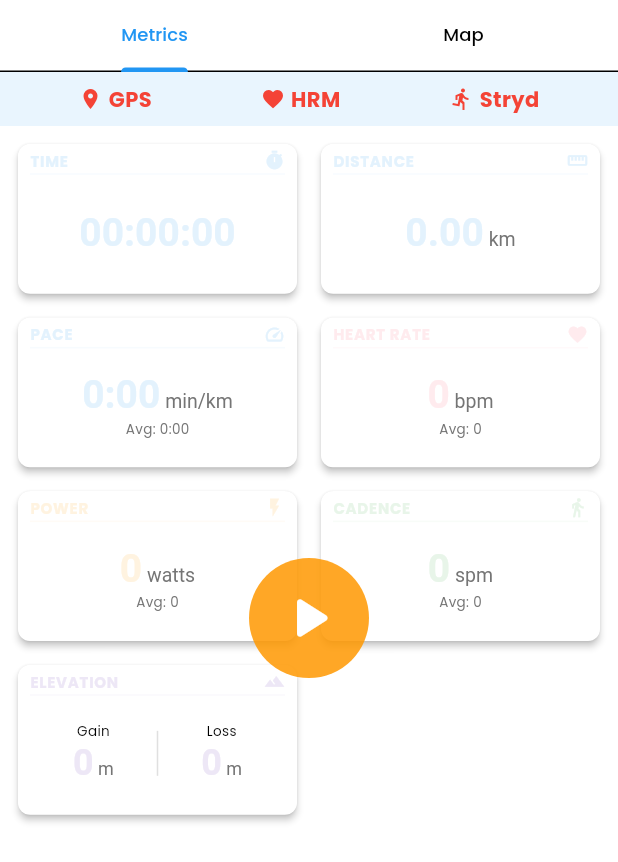
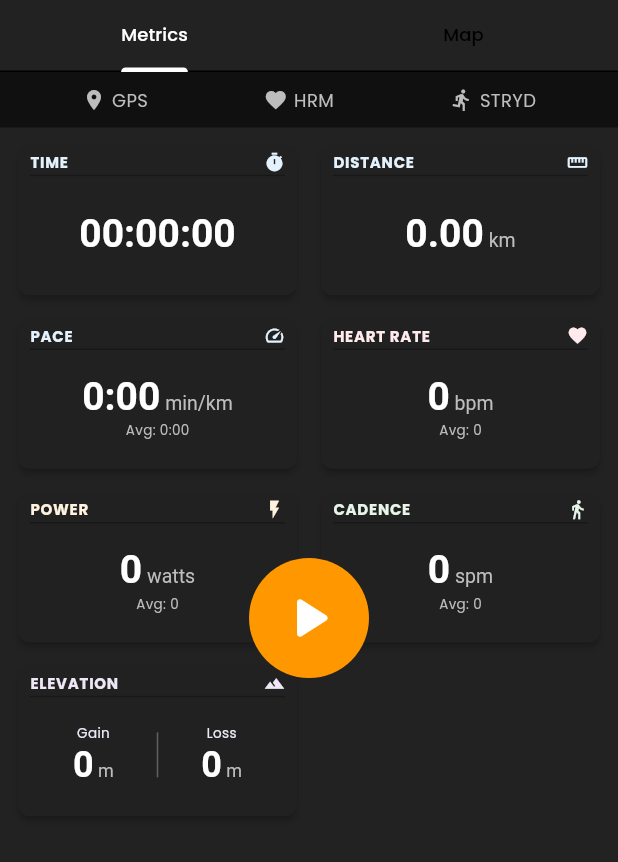
Before and after one commit to jtlab-studio/volt_one, a Flutter app: the StartActivityScreen screen opened directly, on a phone screen of 412 x 824 dp. Shown: the top 862 px of the screen. Run offline on Flutter 3.47's test engine with Material 3 defaults, Android fonts, the phone set to English and light mode, and no system bars; our stand-ins replace flutter_riverpod.

Commit message:
Further improvements

```diff
--- a/lib/modules/activity/screens/start_activity_screen.dart
+++ b/lib/modules/activity/screens/start_activity_screen.dart
@@ -26,6 +26,15 @@ class _StartActivityScreenState extends ConsumerState<StartActivityScreen>
   void initState() {
     super.initState();
     _tabController = TabController(length: 2, vsync: this);
+
+    // For demonstration, connect some sensors after a delay
+    Future.delayed(const Duration(seconds: 2), () {
+      ref.read(gpsConnectedProvider.notifier).state = true;
+    });
+
+    Future.delayed(const Duration(seconds: 3), () {
+      ref.read(heartRateConnectedProvider.notifier).state = true;
+    });
   }
 
   @override
@@ -40,6 +49,7 @@ class _StartActivityScreenState extends ConsumerState<StartActivityScreen>
     final activityState = ref.watch(activityStateProvider);
 
     return Scaffold(
+      backgroundColor: Colors.black87, // Dark background for the entire screen
       // Removed app bar to avoid duplicate title
       body: Stack(
         children: [
@@ -52,13 +62,13 @@ class _StartActivityScreenState extends ConsumerState<StartActivityScreen>
                   Tab(text: localizations.translate('metrics')),
                   Tab(text: localizations.translate('map')),
                 ],
-                // Makes the tab bar visible in light mode
-                labelColor: Theme.of(context).primaryColor,
-                indicatorColor: Theme.of(context).primaryColor,
+                // Makes the tab bar visible in dark mode
+                labelColor: Colors.white,
+                indicatorColor: Colors.white,
               ),
 
-              // Sensor status bar
-              const SensorStatusBar(),
+              // Use the demo version for better interaction
+              const SensorStatusBarDemo(),
 
               // Tab content
               Expanded(
@@ -83,8 +93,8 @@ class _StartActivityScreenState extends ConsumerState<StartActivityScreen>
                   width: 80,
                   decoration: BoxDecoration(
                     shape: BoxShape.circle,
-                    color: orangeColor
-                        .withOpacity(0.85), // Orange with transparency
+                    color: orangeColor.withValues(
+                        alpha: 0.85 * 255), // Orange with transparency
                   ),
                   child: IconButton(
                     iconSize: 48,
@@ -204,7 +214,10 @@ class _StartActivityScreenState extends ConsumerState<StartActivityScreen>
                 children: [
                   Text(
                     localizations.translate('elevation_gain'),
-                    style: const TextStyle(fontSize: 9),
+                    style: TextStyle(
+                      fontSize: 9,
+                      color: AppColors.elevationCardColor, // Colored label
+                    ),
                   ),
                   RichText(
                     text: TextSpan(
@@ -214,14 +227,14 @@ class _StartActivityScreenState extends ConsumerState<StartActivityScreen>
                           style: TextStyle(
                             fontWeight: FontWeight.bold,
                             fontSize: 24, // Increased font size to match others
-                            color: AppColors.elevationCardColor,
+                            color: Colors.white, // White for dark background
                           ),
                         ),
                         TextSpan(
                           text: ' m',
                           style: TextStyle(
                             fontSize: 12, // 50% of value size
-                            color: Colors.grey[600],
+                            color: Colors.grey[400], // Lighter grey for dark
                           ),
                         ),
                       ],
@@ -232,14 +245,17 @@ class _StartActivityScreenState extends ConsumerState<StartActivityScreen>
               Container(
                 height: 30,
                 width: 1,
-                color: Colors.grey[300],
+                color: Colors.grey[700], // Darker divider for dark mode
               ),
               Column(
                 mainAxisAlignment: MainAxisAlignment.center,
                 children: [
                   Text(
                     localizations.translate('elevation_loss'),
-                    style: const TextStyle(fontSize: 9),
+                    style: TextStyle(
+                      fontSize: 9,
+                      color: AppColors.elevationCardColor, // Colored label
+                    ),
                   ),
                   RichText(
                     text: TextSpan(
@@ -249,14 +265,14 @@ class _StartActivityScreenState extends ConsumerState<StartActivityScreen>
                           style: TextStyle(
                             fontWeight: FontWeight.bold,
                             fontSize: 24, // Increased font size to match others
-                            color: AppColors.elevationCardColor,
+                            color: Colors.white, // White for dark background
                           ),
                         ),
                         TextSpan(
                           text: ' m',
                           style: TextStyle(
                             fontSize: 12, // 50% of value size
-                            color: Colors.grey[600],
+                            color: Colors.grey[400], // Lighter grey for dark
                           ),
                         ),
                       ],
@@ -313,10 +329,10 @@ class _StartActivityScreenState extends ConsumerState<StartActivityScreen>
           ),
         ),
 
-        // Map placeholder
+        // Map placeholder - darker for dark mode
         Expanded(
           child: Container(
-            color: Colors.grey[300],
+            color: Colors.grey[900], // Darker for dark mode
             child: Center(
               child: Column(
                 mainAxisAlignment: MainAxisAlignment.center,
@@ -325,7 +341,8 @@ class _StartActivityScreenState extends ConsumerState<StartActivityScreen>
                   const SizedBox(height: 16),
                   Text(
                     'Map will be displayed here',
-                    style: TextStyle(color: Colors.grey[600]),
+                    style: TextStyle(
+                        color: Colors.grey[400]), // Lighter text for dark mode
                   ),
                 ],
               ),
@@ -464,14 +481,25 @@ class _StartActivityScreenState extends ConsumerState<StartActivityScreen>
     showDialog(
       context: context,
       builder: (context) => AlertDialog(
-        title: Text(localizations.translate('discard_activity')),
-        content: Text(localizations.translate('discard_confirmation')),
+        backgroundColor: Colors.grey[850], // Dark dialog
+        title: Text(
+          localizations.translate('discard_activity'),
+          style: TextStyle(color: Colors.white), // White text
+        ),
+        content: Text(
+          localizations.translate('discard_confirmation'),
+          style: TextStyle(color: Colors.white70), // Light gray text
+        ),
         actions: [
           TextButton(
             onPressed: () {
               Navigator.pop(context);
             },
-            child: Text(localizations.translate('cancel')),
+            child: Text(
+              localizations.translate('cancel'),
+              style:
+                  TextStyle(color: Colors.grey[400]), // Light gray for cancel
+            ),
           ),
           TextButton(
             onPressed: () {
--- a/lib/shared/widgets/metric_card.dart
+++ b/lib/shared/widgets/metric_card.dart
@@ -3,7 +3,7 @@ import 'package:flutter/material.dart';
 class MetricCard extends StatelessWidget {
   final String title;
   final String value;
-  final String? unit; // Added separate unit parameter
+  final String? unit;
   final String? subtitle;
   final Widget? customContent;
   final Color backgroundColor;
@@ -14,26 +14,24 @@ class MetricCard extends StatelessWidget {
     super.key,
     required this.title,
     required this.value,
-    this.unit, // Optional unit text that will be displayed smaller
+    this.unit,
     this.subtitle,
     this.customContent,
     required this.backgroundColor,
     required this.icon,
-    this.height = 70, // Reduced from 140 by 50%
+    this.height = 70,
   });
 
   @override
   Widget build(BuildContext context) {
-    // Using a uniform background color for all cards
-    final uniformColor = Colors.white;
+    final darkColor = const Color(0xFF212121);
 
     return Card(
       elevation: 2,
-      color: uniformColor,
+      color: darkColor,
       child: Container(
         height: height,
-        padding: const EdgeInsets.symmetric(
-            horizontal: 8, vertical: 4), // Reduced vertical padding
+        padding: const EdgeInsets.symmetric(horizontal: 8, vertical: 4),
         child: Column(
           crossAxisAlignment: CrossAxisAlignment.start,
           children: [
@@ -43,29 +41,34 @@ class MetricCard extends StatelessWidget {
               children: [
                 Expanded(
                   child: Text(
-                    title.toUpperCase(), // Explicit uppercase for the title
+                    title.toUpperCase(),
                     maxLines: 1,
                     style: TextStyle(
-                      color:
-                          backgroundColor, // Use the background color for the title too
+                      color: backgroundColor,
                       fontWeight: FontWeight.bold,
-                      fontSize: 10, // Keep small for compact display
-                      letterSpacing:
-                          0.5, // Added letter spacing for better readability
+                      fontSize: 10,
+                      letterSpacing: 0.5,
                     ),
-                    overflow: TextOverflow.ellipsis, // Handle long names
+                    overflow: TextOverflow.ellipsis,
                   ),
                 ),
-                Icon(icon, size: 14, color: backgroundColor), // Colored icon
+                Icon(icon, size: 14, color: backgroundColor),
               ],
             ),
 
+            // Divider using color with adjusted alpha
             Divider(
-                height: 4,
-                thickness: 1,
-                color: backgroundColor.withOpacity(0.3)), // Colored divider
+              height: 4,
+              thickness: 1,
+              color: Color.fromARGB(
+                76,
+                backgroundColor.r.toInt(),
+                backgroundColor.g.toInt(),
+                backgroundColor.b.toInt(),
+              ),
+            ),
 
-            // Either custom content or standard value display
+            // Value and optional subtitle or custom content
             Expanded(
               child: customContent ??
                   Center(
@@ -80,16 +83,16 @@ class MetricCard extends StatelessWidget {
                                 text: value,
                                 style: TextStyle(
                                   fontWeight: FontWeight.bold,
-                                  fontSize: 26, // Further increased (was 22)
-                                  color: backgroundColor, // Colored text
+                                  fontSize: 26,
+                                  color: Colors.white,
                                 ),
                               ),
                               if (unit != null)
                                 TextSpan(
                                   text: ' $unit',
                                   style: TextStyle(
-                                    fontSize: 13, // 50% of value text
-                                    color: Colors.grey[600],
+                                    fontSize: 13,
+                                    color: Colors.grey[400],
                                   ),
                                 ),
                             ],
@@ -101,8 +104,8 @@ class MetricCard extends StatelessWidget {
                             child: Text(
                               subtitle!,
                               style: TextStyle(
-                                fontSize: 9, // Keep small for subtitle
-                                color: Colors.grey[600],
+                                fontSize: 9,
+                                color: Colors.grey[400],
                               ),
                               overflow: TextOverflow.ellipsis,
                             ),
--- a/lib/shared/widgets/sensor_status_bar.dart
+++ b/lib/shared/widgets/sensor_status_bar.dart
@@ -15,41 +15,160 @@ class SensorStatusBar extends ConsumerWidget {
     final isHrmConnected = ref.watch(heartRateConnectedProvider);
     final isStrydConnected = ref.watch(strydConnectedProvider);
 
+    // Use the same orange color as the start button
+    final orangeColor = Colors.orange;
+    // Default color for disconnected sensors that matches the dark theme
+    final disconnectedColor = Colors.grey[400];
+
     return Container(
-      padding: const EdgeInsets.symmetric(vertical: 8, horizontal: 16),
-      color: Theme.of(context)
-          .primaryColor
-          .withAlpha(25), // Using withAlpha instead of withOpacity
+      padding: const EdgeInsets.symmetric(vertical: 10, horizontal: 16),
+      color:
+          Colors.black54, // Slightly lighter than the background for contrast
       child: Row(
         mainAxisAlignment: MainAxisAlignment.spaceAround,
         children: [
-          _buildIndicator(context, 'GPS', isGpsConnected, Icons.location_on),
-          _buildIndicator(context, 'HRM', isHrmConnected, Icons.favorite),
           _buildIndicator(
-              context, 'Stryd', isStrydConnected, Icons.directions_run),
+            context,
+            'GPS',
+            isGpsConnected,
+            Icons.location_on,
+            connectedColor: orangeColor,
+            disconnectedColor: disconnectedColor!,
+          ),
+          _buildIndicator(
+            context,
+            'HRM',
+            isHrmConnected,
+            Icons.favorite,
+            connectedColor: orangeColor,
+            disconnectedColor: disconnectedColor,
+          ),
+          _buildIndicator(
+            context,
+            'STRYD',
+            isStrydConnected,
+            Icons.directions_run,
+            connectedColor: orangeColor,
+            disconnectedColor: disconnectedColor,
+          ),
         ],
       ),
     );
   }
 
   Widget _buildIndicator(
-      BuildContext context, String label, bool isConnected, IconData icon) {
+      BuildContext context, String label, bool isConnected, IconData icon,
+      {required Color connectedColor, required Color disconnectedColor}) {
     return Row(
       children: [
         Icon(
           icon,
           size: 16,
-          color: isConnected ? Colors.green : Colors.red,
+          color: isConnected ? connectedColor : disconnectedColor,
         ),
         const SizedBox(width: 4),
         Text(
           label,
           style: TextStyle(
-            color: isConnected ? Colors.green : Colors.red,
-            fontWeight: FontWeight.bold,
+            color: isConnected ? connectedColor : disconnectedColor,
+            fontWeight: isConnected ? FontWeight.bold : FontWeight.normal,
+            fontSize: 12,
           ),
         ),
       ],
     );
   }
 }
+
+// For demonstration purposes, let's add a demo version with toggleable connections
+class SensorStatusBarDemo extends ConsumerWidget {
+  const SensorStatusBarDemo({super.key});
+
+  @override
+  Widget build(BuildContext context, WidgetRef ref) {
+    final isGpsConnected = ref.watch(gpsConnectedProvider);
+    final isHrmConnected = ref.watch(heartRateConnectedProvider);
+    final isStrydConnected = ref.watch(strydConnectedProvider);
+
+    // Use the same orange color as the start button
+    final orangeColor = Colors.orange;
+    // Default color for disconnected sensors that matches the dark theme
+    final disconnectedColor = Colors.grey[400];
+
+    return Container(
+      padding: const EdgeInsets.symmetric(vertical: 10, horizontal: 16),
+      color:
+          Colors.black54, // Slightly lighter than the background for contrast
+      child: Row(
+        mainAxisAlignment: MainAxisAlignment.spaceAround,
+        children: [
+          _buildToggleableIndicator(
+            context,
+            ref,
+            'GPS',
+            isGpsConnected,
+            Icons.location_on,
+            gpsConnectedProvider,
+            connectedColor: orangeColor,
+            disconnectedColor: disconnectedColor!,
+          ),
+          _buildToggleableIndicator(
+            context,
+            ref,
+            'HRM',
+            isHrmConnected,
+            Icons.favorite,
+            heartRateConnectedProvider,
+            connectedColor: orangeColor,
+            disconnectedColor: disconnectedColor,
+          ),
+          _buildToggleableIndicator(
+            context,
+            ref,
+            'STRYD',
+            isStrydConnected,
+            Icons.directions_run,
+            strydConnectedProvider,
+            connectedColor: orangeColor,
+            disconnectedColor: disconnectedColor,
+          ),
+        ],
+      ),
+    );
+  }
+
+  Widget _buildToggleableIndicator(
+      BuildContext context,
+      WidgetRef ref,
+      String label,
+      bool isConnected,
+      IconData icon,
+      StateProvider<bool> provider,
+      {required Color connectedColor,
+      required Color disconnectedColor}) {
+    return InkWell(
+      onTap: () {
+        // Toggle connection state
+        ref.read(provider.notifier).state = !isConnected;
+      },
+      child: Row(
+        children: [
+          Icon(
+            icon,
+            size: 16,
+            color: isConnected ? connectedColor : disconnectedColor,
+          ),
+          const SizedBox(width: 4),
+          Text(
+            label,
+            style: TextStyle(
+              color: isConnected ? connectedColor : disconnectedColor,
+              fontWeight: isConnected ? FontWeight.bold : FontWeight.normal,
+              fontSize: 12,
+            ),
+          ),
+        ],
+      ),
+    );
+  }
+}
```
